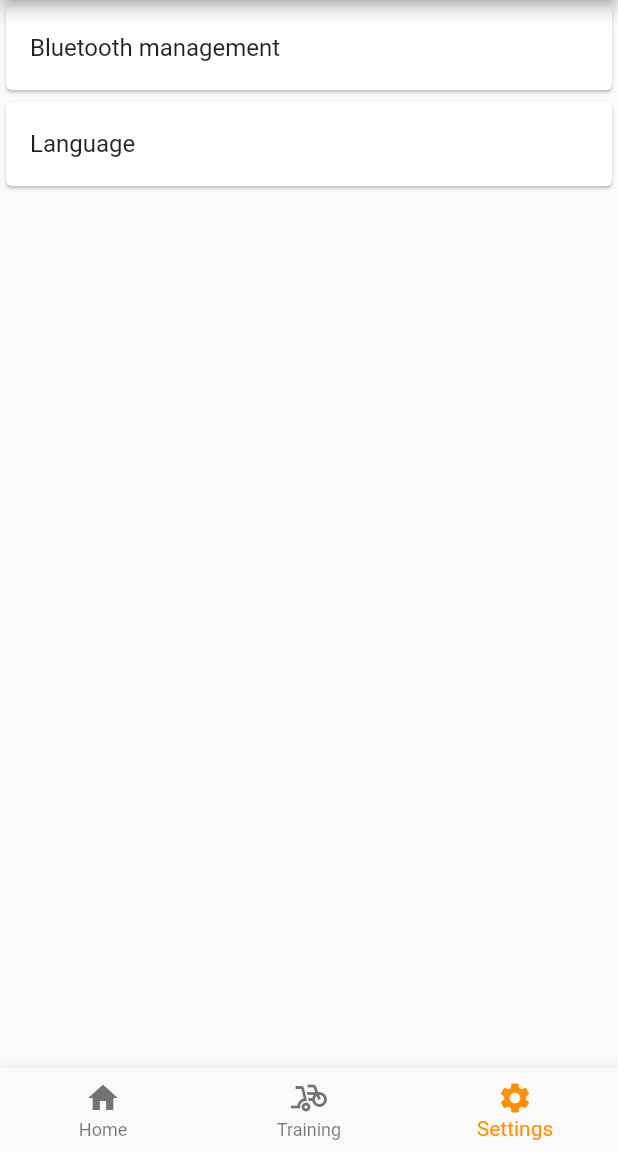
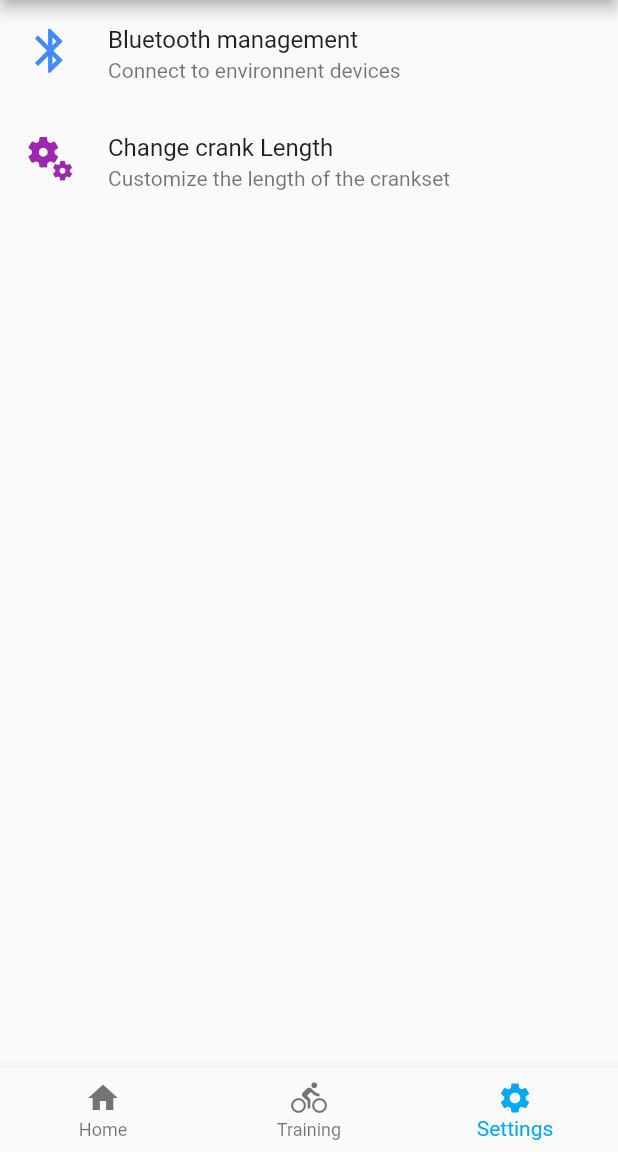
Before and after one commit to lilag-dawg/lstech_app_v2, a Flutter app: the screen it shows after launch, item 3 of the bottom bar chosen, on a phone screen of 412 x 824 dp, the part 84-1236 px from its top. Run offline on Flutter 3.47's test engine with Material 2 defaults, Android fonts, the phone set to English and light mode, and no system bars; our stand-ins replace flutter_blue.

Commit message:
added customize crank length + updated settings widget

```diff
--- a/lstech_app/lib/screens/navigationScreen.dart
+++ b/lstech_app/lib/screens/navigationScreen.dart
@@ -34,12 +34,12 @@ class _NavigationScreenState extends State<NavigationScreen> {
         items: [
           BottomNavigationBarItem(icon: Icon(Icons.home), label: "Home"),
           BottomNavigationBarItem(
-              icon: Icon(Icons.bike_scooter), label: "Training"),
+              icon: Icon(Icons.directions_bike), label: "Training"),
           BottomNavigationBarItem(
               icon: Icon(Icons.settings), label: "Settings"),
         ],
         currentIndex: _selectedIndex,
-        selectedItemColor: Colors.amber[800],
+        selectedItemColor: Colors.lightBlue,
         onTap: _onItemTapped,
       ),
     );
--- a/lstech_app/lib/widgets/settingWidget.dart
+++ b/lstech_app/lib/widgets/settingWidget.dart
@@ -1,6 +1,7 @@
 import 'package:flutter/material.dart';
 import 'package:lstech_app/models/bluetoothDeviceManager.dart';
 import 'package:lstech_app/screens/bluetoothManagementScreen.dart';
+import 'package:lstech_app/screens/crankLengthScreen.dart';
 import 'package:provider/provider.dart';
 
 class SettingWidget extends StatelessWidget {
@@ -13,17 +14,36 @@ class SettingWidget extends StatelessWidget {
                 BluetoothManagementScreen(deviceManager: deviceManager)));
   }
 
-  Widget _customSettingCard(String title, String tag, BuildContext context,
+  void _handleTapCrankLength(
+      BuildContext context, BluetoothDeviceManager deviceManager) {
+    Navigator.push(
+        context, MaterialPageRoute(builder: (context) => CrankLengthScreen()));
+  }
+
+  Widget _customSettingCard(
+      String title,
+      IconData icon,
+      String subtitle,
+      String tag,
+      Color color,
+      BuildContext context,
       BluetoothDeviceManager deviceManager) {
-    return Card(
-      child: ListTile(
-        title: Text(title),
-        onTap: () {
-          if (tag == "ble") {
-            _handleTapBLE(context, deviceManager);
-          }
-        },
+    return ListTile(
+      title: Text(title),
+      leading: Icon(
+        icon,
+        size: 35,
+        color: color,
       ),
+      subtitle: Text(subtitle),
+      onTap: () {
+        if (tag == "ble") {
+          _handleTapBLE(context, deviceManager);
+        }
+        if (tag == "crank_length") {
+          _handleTapCrankLength(context, deviceManager);
+        }
+      },
     );
   }
 
@@ -33,8 +53,21 @@ class SettingWidget extends StatelessWidget {
     return Column(
       children: [
         _customSettingCard(
-            "Bluetooth management", "ble", context, deviceManager),
-        _customSettingCard("Language", "langue", context, deviceManager),
+            "Bluetooth management",
+            Icons.bluetooth,
+            "Connect to environnent devices",
+            "ble",
+            Colors.blueAccent,
+            context,
+            deviceManager),
+        _customSettingCard(
+            "Change crank Length",
+            Icons.miscellaneous_services,
+            "Customize the length of the crankset",
+            "crank_length",
+            Colors.purple,
+            context,
+            deviceManager),
       ],
     );
   }
```
Also changed, not shown: lstech_app/lib/screens/crankLengthScreen.dart (added, +74 -0 lines).
